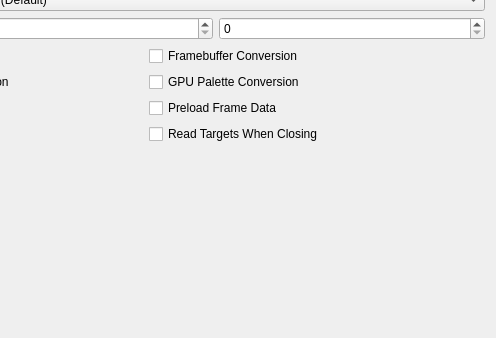
PCSX2/pcsx2, file pcsx2-qt/Settings/GraphicsHardwareFixesSettingsTab.ui: the form before one commit; both pictures show x 204 to 700 and y 162 to 500 of the 700 by 500 pixel window.
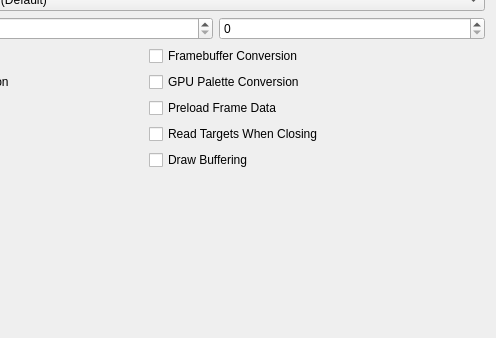
The form after the commit.

Commit message: GS: Move new Draw Buffering to a UI option

```diff
--- a/pcsx2-qt/Settings/GraphicsHardwareFixesSettingsTab.ui
+++ b/pcsx2-qt/Settings/GraphicsHardwareFixesSettingsTab.ui
@@ -271,6 +271,13 @@
    </item>
    <item row="7" column="0" colspan="2">
     <layout class="QGridLayout" name="hwFixesLayout">
+     <item row="4" column="1">
+      <widget class="QCheckBox" name="drawBuffering">
+       <property name="text">
+        <string>Draw Buffering</string>
+       </property>
+      </widget>
+     </item>
      <item row="4" column="0">
       <widget class="QCheckBox" name="estimateTextureRegion">
        <property name="text">
```
Lines whose indentation alone changed are shown as unchanged. The commit also changes 10 other files.
